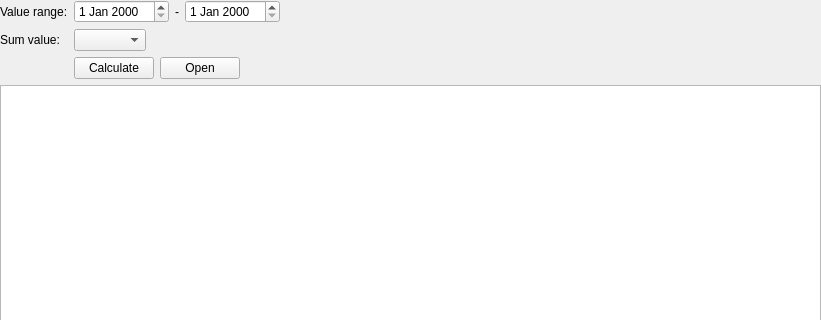
The window that src/stockmonitor/ui/widget/tool/sumwidget.ui (anetczuk/stock-monitor) describes before a commit, drawn with Qt 5; both pictures show x 0 to 821 and y 0 to 320 of the 821 by 666 pixel window.
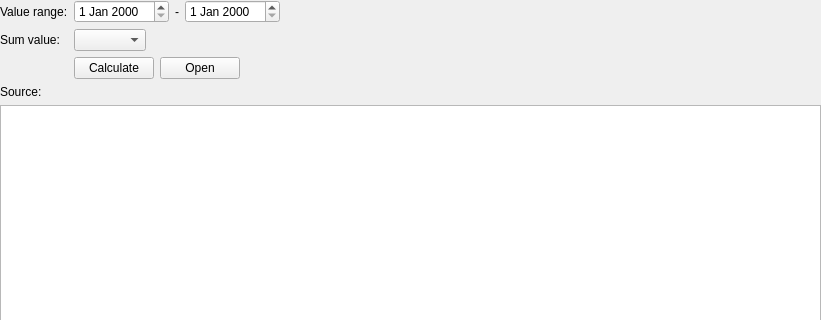
The same window after the commit. Custom widgets are drawn as their Qt base class.

Commit message: Add source info

Patch:
```diff
--- a/src/stockmonitor/ui/widget/tool/sumwidget.ui
+++ b/src/stockmonitor/ui/widget/tool/sumwidget.ui
@@ -126,6 +126,20 @@
        </item>
       </layout>
      </item>
+     <item row="3" column="1">
+      <widget class="QLabel" name="sourceLabel">
+       <property name="text">
+        <string/>
+       </property>
+      </widget>
+     </item>
+     <item row="3" column="0">
+      <widget class="QLabel" name="label_5">
+       <property name="text">
+        <string>Source:</string>
+       </property>
+      </widget>
+     </item>
     </layout>
    </item>
    <item>
```
The commit also changes 16 other files.
